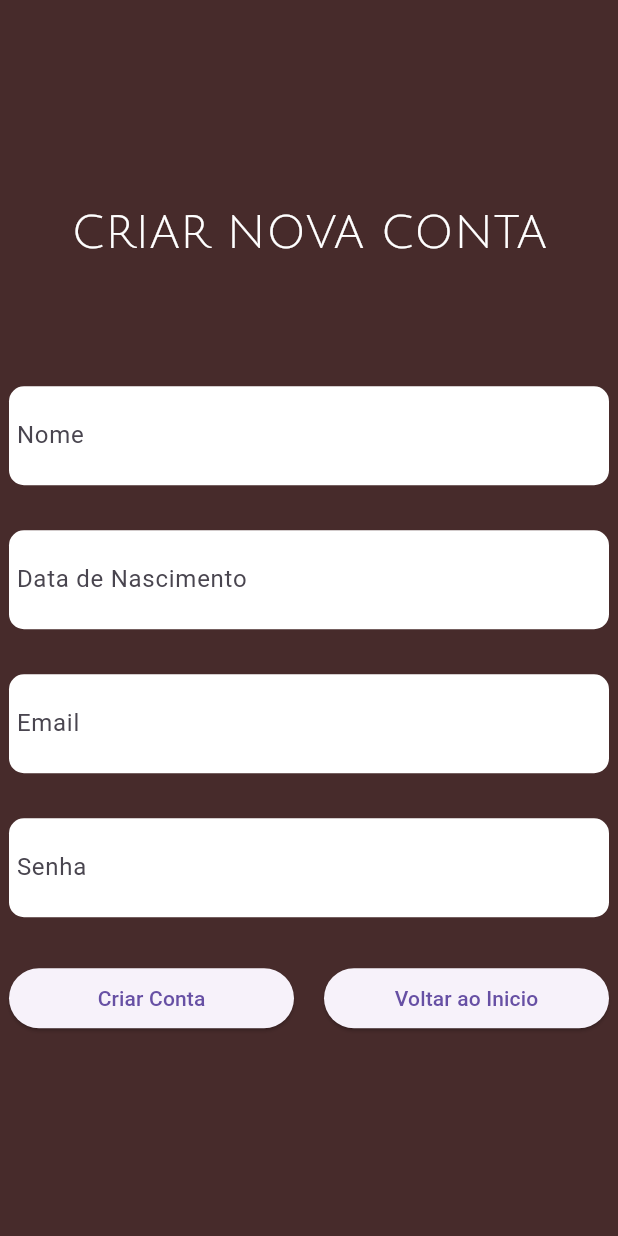
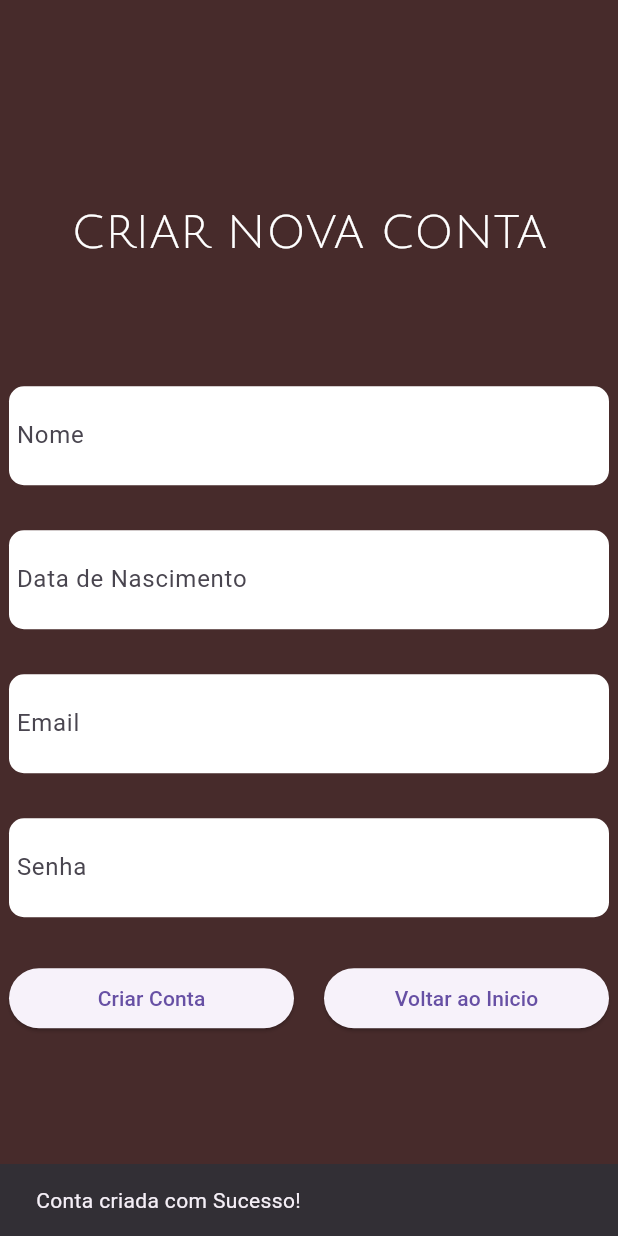
Before and after one commit to dudusandi/Wellness-Tracker, a Flutter app: the LoginCadastro screen opened directly, after a tap on "Criar Conta", on a phone screen of 412 x 824 dp. Run offline on Flutter 3.47's test engine with Material 3 defaults, Android fonts, the light colour scheme and no system bars; our stand-ins replace mask_text_input_formatter; missing offline and left inert: sqlite3, window_manager; accounts and stored records are empty.

Commit message:
aviso conta

```diff
--- a/lib/Interface/CriarConta.dart
+++ b/lib/Interface/CriarConta.dart
@@ -18,11 +18,11 @@ class LoginCadastro extends StatefulWidget {
 }
 
 class _LoginCadastroState extends State<LoginCadastro> {
-
   final Funcoes funcoes = Funcoes(GerenciarBanco());
 
   final TextEditingController _nomeController = TextEditingController();
-  final TextEditingController _dataNascimentoController =TextEditingController();
+  final TextEditingController _dataNascimentoController =
+      TextEditingController();
   final TextEditingController _emailController = TextEditingController();
   final TextEditingController _senhaController = TextEditingController();
 
@@ -57,8 +57,7 @@ class _LoginCadastroState extends State<LoginCadastro> {
                   controller: _nomeController,
                   style: TextStyle(),
                   decoration: InputDecoration(
-                      labelText: "Nome",
-                      border: InputBorder.none),
+                      labelText: "Nome", border: InputBorder.none),
                 ),
               ),
               SizedBox(
@@ -120,12 +119,15 @@ class _LoginCadastroState extends State<LoginCadastro> {
                             _dataNascimentoController.text,
                             _emailController.text,
                             _senhaController.text,
-
                           );
                           _nomeController.clear();
                           _dataNascimentoController.clear();
                           _emailController.clear();
                           _senhaController.clear();
+                          ScaffoldMessenger.of(context).showSnackBar(
+                            SnackBar(
+                                content: Text("Conta criada com Sucesso!")),
+                          );
                         },
                         child: Text("Criar Conta")),
                   ),
```
Lines whose indentation alone changed are shown as unchanged.
